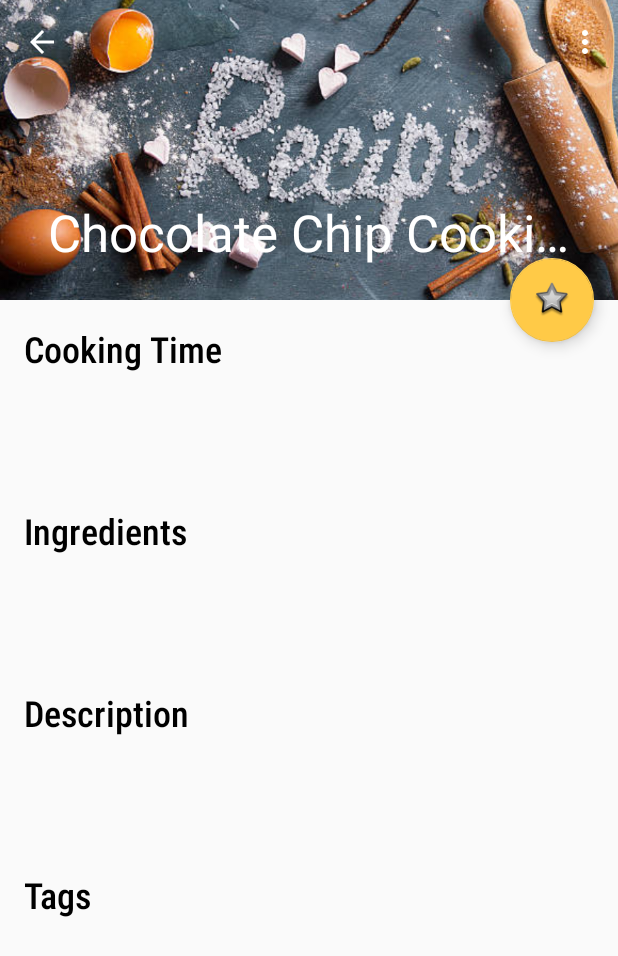
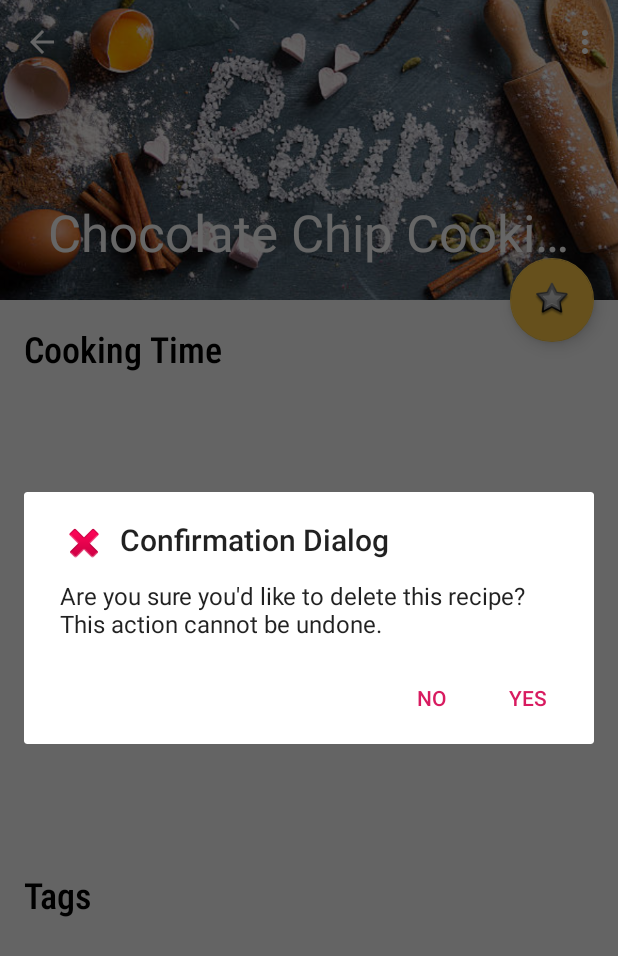
Before and after one commit to jameswklassen/cook-eBook, an Android app: the SingleRecipe screen opened directly, with no data from a screen before it, in the options menu, after a tap on "Delete Recipe", on a phone screen of 412 x 824 dp. Shown: the top 956 px of the screen. Run offline under Robolectric (Android 15) with nearby library versions, the phone set to English and light mode, and no system bars; 6 statements that could not run were skipped.

Commit message:
Add delete functionality
Still buggy. Need to fix.

```diff
--- a/app/src/main/java/com/cook_ebook/presentation/RecyclerViewAdapter.java
+++ b/app/src/main/java/com/cook_ebook/presentation/RecyclerViewAdapter.java
@@ -1,5 +1,6 @@
 package com.cook_ebook.presentation;
 
+import android.app.Activity;
 import android.content.Context;
 import android.content.Intent;
 import android.support.annotation.NonNull;
@@ -53,8 +54,9 @@ public class RecyclerViewAdapter extends RecyclerView.Adapter<RecyclerViewAdapte
                 myIntent.putExtra("recipeFavourite", recipes.get(i).getRecipeIsFavourite());
                 String tags = tagsToString(recipes.get(i).getRecipeTagSet());
                 myIntent.putExtra("recipeTags", tags);
+                myIntent.putExtra("recipeID", recipes.get(i).getRecipeID());
 
-                _context.startActivity(myIntent, myIntent.getExtras());
+                ((Activity)_context).startActivityForResult(myIntent, MainActivity.SINGLE_ACTIVITY);
             }
         });
     }
@@ -67,9 +69,7 @@ public class RecyclerViewAdapter extends RecyclerView.Adapter<RecyclerViewAdapte
         String tagString = "";
 
         for(int i = 0; i< tags.size(); i++)
-        {
             tagString += tags.get(i) + "\n";
-        }
 
         return tagString;
     }
--- a/app/src/main/java/com/cook_ebook/presentation/SingleRecipe.java
+++ b/app/src/main/java/com/cook_ebook/presentation/SingleRecipe.java
@@ -1,8 +1,11 @@
 package com.cook_ebook.presentation;
 
+import android.content.DialogInterface;
+import android.content.Intent;
 import android.os.Bundle;
 import android.support.design.widget.CollapsingToolbarLayout;
 import android.support.design.widget.FloatingActionButton;
+import android.support.v7.app.AlertDialog;
 import android.support.v7.app.AppCompatActivity;
 import android.support.v7.widget.Toolbar;
 import android.view.MenuItem;
@@ -50,7 +53,6 @@ public class SingleRecipe extends AppCompatActivity implements View.OnClickListe
 
         favourite = extras.getBoolean("recipeFavourite");
         updateFavourite();
-
     }
 
     @Override
@@ -65,17 +67,44 @@ public class SingleRecipe extends AppCompatActivity implements View.OnClickListe
     }
 
     // TODO: have this update the value in memory
-    private void updateFavourite()
-    {
-        if(favourite_btn != null)
-            if(favourite) {
+    private void updateFavourite() {
+        if(favourite_btn != null) {
+            if (favourite) {
                 favourite_btn.setImageResource(android.R.drawable.star_big_off);
                 favourite = false;
-            }else
-            {
+            } else {
                 favourite_btn.setImageResource(android.R.drawable.star_big_on);
                 favourite = true;
             }
+        }
+    }
+
+    private void showConfirmationDialog() {
+        new AlertDialog.Builder(this)
+                .setIcon(android.R.drawable.ic_delete)
+                .setTitle("Confirmation Dialog")
+                .setMessage("Are you sure you'd like to delete this recipe? This action cannot be undone.")
+                .setPositiveButton("Yes", new DialogInterface.OnClickListener() {
+                    @Override
+                    public void onClick(DialogInterface dialog, int which) {
+                        deleteRecipe();
+                    }
+                })
+                .setNegativeButton("No", null)
+                .show();
+    }
+
+    private void deleteRecipe() {
+        Intent intent = generateIntent(true);
+        setResult(RESULT_OK, intent);
+        finish();
+    }
+
+    private Intent generateIntent(boolean doDelete) {
+        Intent myIntent = new Intent();
+        myIntent.putExtra("doDelete", extras.getInt("recipeID"));
+
+        return myIntent;
     }
 
     @Override
@@ -87,11 +116,10 @@ public class SingleRecipe extends AppCompatActivity implements View.OnClickListe
 
         //noinspection SimplifiableIfStatement
         if (id == R.id.delete_recipe) {
-            //deleteRecipe();
+            showConfirmationDialog();
             return true;
         }
 
         return super.onOptionsItemSelected(item);
     }
-
 }
```
Also changed, not shown: app/src/main/java/com/cook_ebook/presentation/MainActivity.java (+31 -16 lines).
